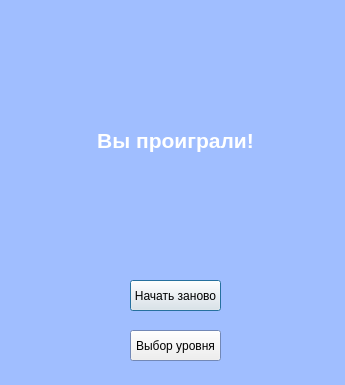
Before: the Qt Designer form cookies/cookies/youlosewindow.ui in ddzhambekova/dzhambekova_d_o, drawn with Qt 5.
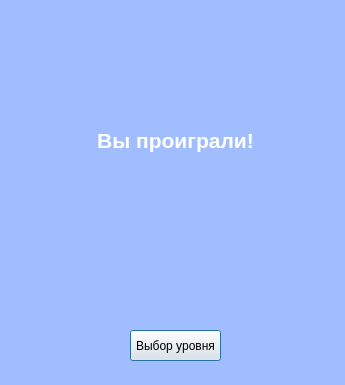
After: the same form once the commit is applied. Icons and pictures are not drawn.

Diff of the .ui file:
```diff
--- a/cookies/cookies/youlosewindow.ui
+++ b/cookies/cookies/youlosewindow.ui
@@ -81,19 +81,6 @@
    <iconset resource="recources.qrc">
     <normaloff>:/images/images/cookie1.png</normaloff>:/images/images/cookie1.png</iconset>
   </property>
-  <widget class="QPushButton" name="restartButton">
-   <property name="geometry">
-    <rect>
-     <x>130</x>
-     <y>280</y>
-     <width>91</width>
-     <height>31</height>
-    </rect>
-   </property>
-   <property name="text">
-    <string>Начать заново</string>
-   </property>
-  </widget>
   <widget class="QPushButton" name="backToChooseButton">
    <property name="geometry">
     <rect>
```
